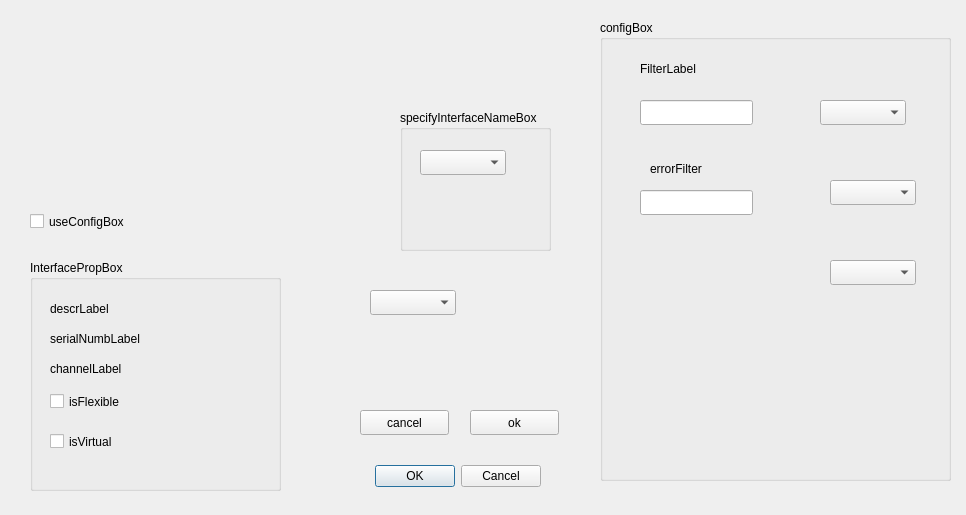
This is connectdialog.ui in PowerOleg/Qt_can as Qt 5 draws it before an edit. The edited form follows.
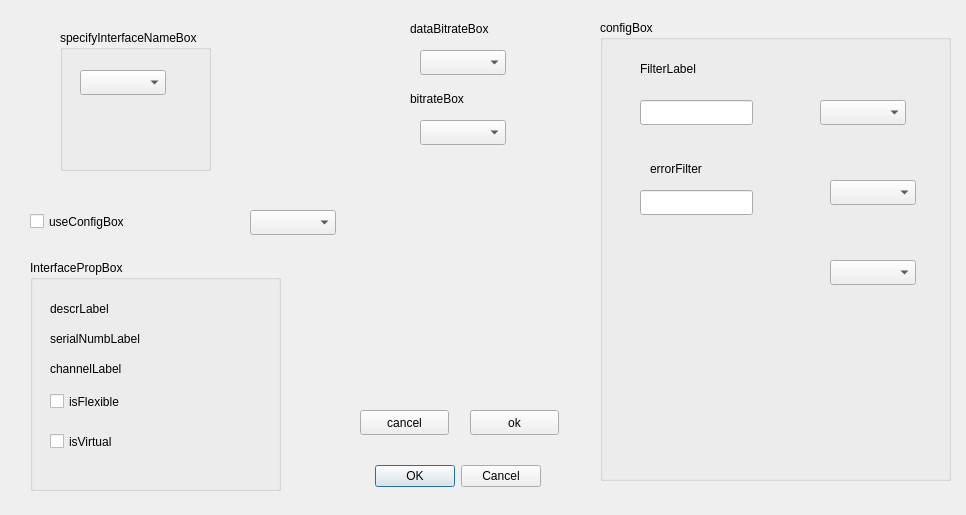
This is the edited form. Custom widgets are drawn as their Qt base class.

The edit to the form file:
```diff
--- a/connectdialog.ui
+++ b/connectdialog.ui
@@ -123,8 +123,8 @@
   <widget class="QComboBox" name="pluginListBox">
    <property name="geometry">
     <rect>
-     <x>370</x>
-     <y>290</y>
+     <x>250</x>
+     <y>210</y>
      <width>86</width>
      <height>25</height>
     </rect>
@@ -159,8 +159,8 @@
   <widget class="QGroupBox" name="specifyInterfaceNameBox">
    <property name="geometry">
     <rect>
-     <x>400</x>
-     <y>110</y>
+     <x>60</x>
+     <y>30</y>
      <width>151</width>
      <height>141</height>
     </rect>
@@ -268,7 +268,60 @@
     </property>
    </widget>
   </widget>
+  <widget class="BitRateBox" name="dataBitrateBox">
+   <property name="geometry">
+    <rect>
+     <x>420</x>
+     <y>50</y>
+     <width>86</width>
+     <height>25</height>
+    </rect>
+   </property>
+  </widget>
+  <widget class="BitRateBox" name="bitrateBox">
+   <property name="geometry">
+    <rect>
+     <x>420</x>
+     <y>120</y>
+     <width>86</width>
+     <height>25</height>
+    </rect>
+   </property>
+  </widget>
+  <widget class="QLabel" name="bitrateBoxLabel">
+   <property name="geometry">
+    <rect>
+     <x>410</x>
+     <y>90</y>
+     <width>91</width>
+     <height>17</height>
+    </rect>
+   </property>
+   <property name="text">
+    <string>bitrateBox</string>
+   </property>
+  </widget>
+  <widget class="QLabel" name="dataBitrateBoxLabel">
+   <property name="geometry">
+    <rect>
+     <x>410</x>
+     <y>20</y>
+     <width>121</width>
+     <height>17</height>
+    </rect>
+   </property>
+   <property name="text">
+    <string>dataBitrateBox</string>
+   </property>
+  </widget>
  </widget>
+ <customwidgets>
+  <customwidget>
+   <class>BitRateBox</class>
+   <extends>QComboBox</extends>
+   <header>bitratebox.h</header>
+  </customwidget>
+ </customwidgets>
  <resources/>
  <connections>
   <connection>
```
